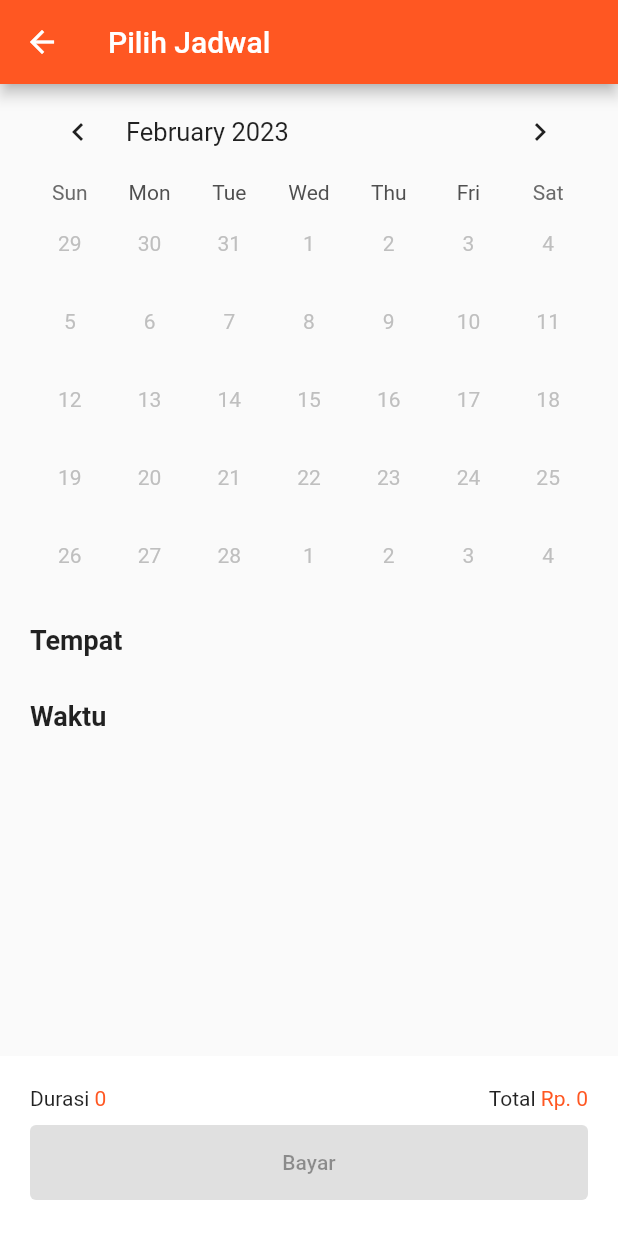
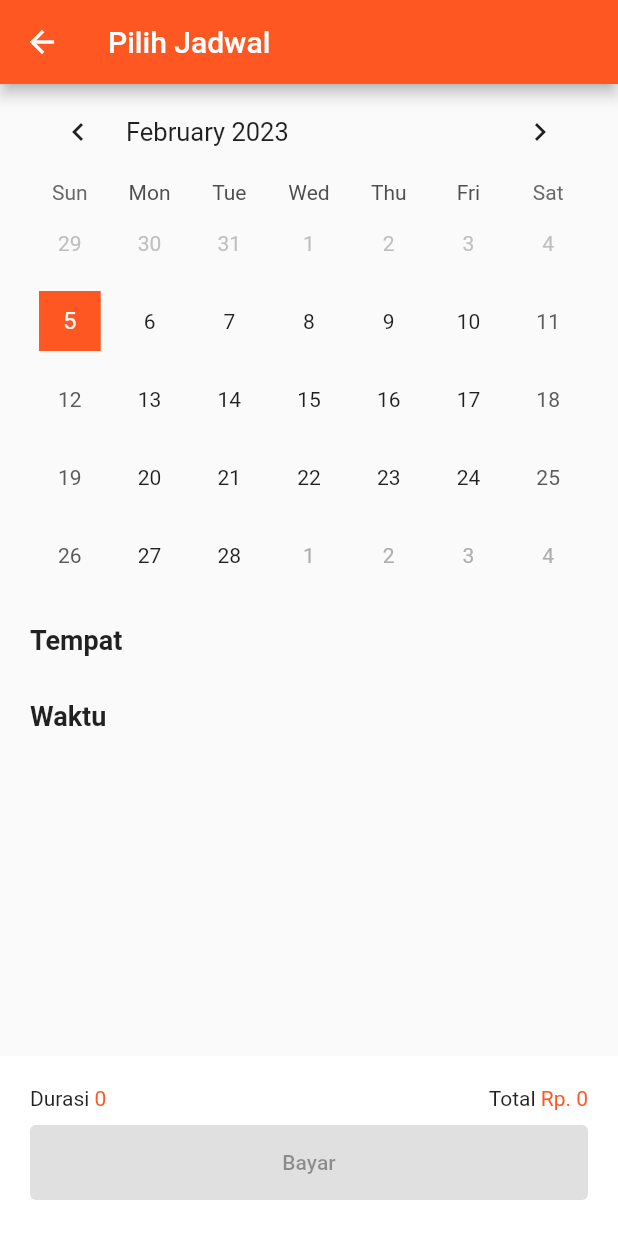
Before and after one commit to bogaZ/front-end-bookioApp, a Flutter app: the PilihJadwal screen opened directly with empty values, on a phone screen of 412 x 824 dp. Run offline on Flutter 3.47's test engine with Material 2 defaults, Android fonts, the phone set to English and light mode, and no system bars; drawn by our look-alikes of table_calendar; our stand-ins replace badges, dotted_border, dropdown_button2, easy_splash_screen, flutter_rating_bar, font_awesome_flutter and 5 more; accounts and stored records are empty.

Commit message:
fixing calendar

```diff
--- a/lib/widget/kalender.dart
+++ b/lib/widget/kalender.dart
@@ -12,13 +12,16 @@ class KalenderBookio extends StatelessWidget {
   @override
   Widget build(BuildContext context) {
     // MENGAMBIL //! DATA TANGGAL DARI PROVIDER PILIH JADWAL
+    int year = DateTime.now().year;
+    int month = DateTime.now().month;
     final pilihJadwalServices =
         Provider.of<PilihJadwalServices>(context, listen: false);
     return Consumer<PilihJadwalProvider>(
       builder: (context, pilihJadwalProvider, _) => TableCalendar(
         focusedDay: pilihJadwalProvider.tanggalDipilih,
         firstDay: pilihJadwalProvider.fokusTanggal,
-        lastDay: DateTime.utc(2022, 12, 30),
+        // last day harus melebihi tahun sekarang
+        lastDay: DateTime.utc(year, month + 3),
         availableCalendarFormats: const {
           CalendarFormat.month: 'Month',
         },
```
Also changed, not shown: pubspec.yaml (+3 -5 lines), pubspec.lock.
